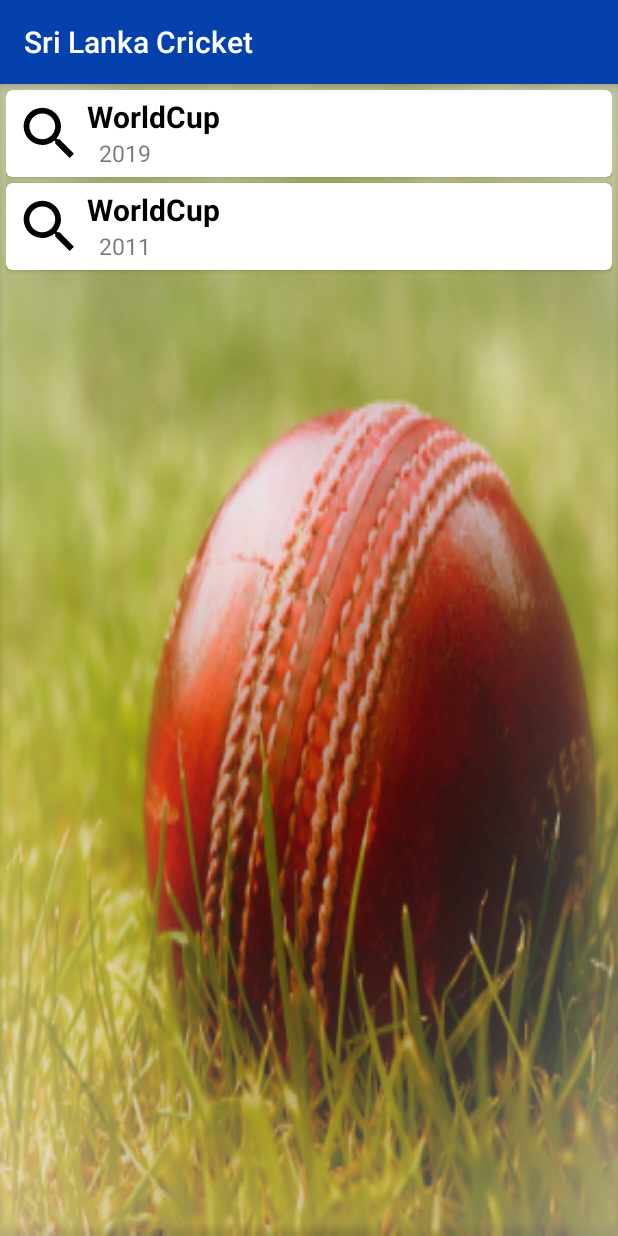
After one commit to sanjayajayasinghe/Sri_Lanka_Cricket_App, an Android app: the SearchActivity screen opened directly, with no data from a screen before it, on a phone screen of 412 x 824 dp. The commit adds this screen. Run offline under Robolectric (Android 15) with nearby library versions, the phone set to English and light mode, and no system bars.

Commit message:
completed basic search functionality

```diff
--- a/app/src/main/AndroidManifest.xml
+++ b/app/src/main/AndroidManifest.xml
@@ -19,6 +19,9 @@
             android:theme="@style/AppTheme.NoActionBar">
         </activity>
         <activity
+            android:name=".SearchActivity">
+        </activity>
+        <activity
             android:name=".SplashActivity"
             android:label="@string/app_name">
             <intent-filter>
--- /dev/null
+++ b/app/src/main/java/SearchList/SearchExampleAdapter.java
@@ -0,0 +1,99 @@
+package SearchList;
+
+import android.view.LayoutInflater;
+import android.view.View;
+import android.view.ViewGroup;
+import android.widget.Filter;
+import android.widget.Filterable;
+import android.widget.ImageView;
+import android.widget.TextView;
+
+import androidx.annotation.NonNull;
+import androidx.recyclerview.widget.RecyclerView;
+
+import com.example.srilankacricketappv1.R;
+
+import java.util.ArrayList;
+import java.util.List;
+
+public class SearchExampleAdapter extends RecyclerView.Adapter<SearchExampleAdapter.ExampleViewHolder> implements Filterable {
+    private List<SearchExampleItem> exampleList;
+    private List<SearchExampleItem> exampleListFull;
+
+    class ExampleViewHolder extends RecyclerView.ViewHolder {
+        ImageView imageView;
+        TextView textView1;
+        TextView textView2;
+
+        public ExampleViewHolder(View itemView) {
+            super(itemView);
+            imageView = itemView.findViewById(R.id.image_view);
+            textView1 = itemView.findViewById(R.id.text_view1);
+            textView2 = itemView.findViewById(R.id.text_view2);
+        }
+    }
+
+    public SearchExampleAdapter(List<SearchExampleItem> exampleList) {
+        this.exampleList = exampleList;
+        exampleListFull = new ArrayList<>(exampleList);
+    }
+
+    @NonNull
+    @Override
+    public ExampleViewHolder onCreateViewHolder(@NonNull ViewGroup parent, int viewType) {
+        View v = LayoutInflater.from(parent.getContext()).inflate(R.layout.example_item,
+                parent, false);
+        return new ExampleViewHolder(v);
+    }
+
+    @Override
+    public void onBindViewHolder(@NonNull ExampleViewHolder holder, int position) {
+        SearchExampleItem currentItem = exampleList.get(position);
+
+        holder.imageView.setImageResource(currentItem.getImageResource());
+        holder.textView1.setText(currentItem.getText1());
+        holder.textView2.setText(currentItem.getText2());
+    }
+
+    @Override
+    public int getItemCount() {
+        return exampleList.size();
+    }
+
+    @Override
+    public Filter getFilter() {
+        return exampleFilter;
+    }
+
+    private Filter exampleFilter = new Filter() {
+        @Override
+        protected FilterResults performFiltering(CharSequence constraint) {
+            List<SearchExampleItem> filteredList = new ArrayList<>();
+
+            if (constraint == null || constraint.length() == 0) {
+                filteredList.addAll(exampleListFull);
+            } else {
+                String filterPattern = constraint.toString().toLowerCase().trim();
+
+                for (SearchExampleItem item : exampleListFull) {
+                    if (item.getText2().toLowerCase().contains(filterPattern)) {
+                        filteredList.add(item);
+                    }
+                }
+            }
+
+            FilterResults results = new FilterResults();
+            results.values = filteredList;
+
+            return results;
+        }
+
+        @Override
+        protected void publishResults(CharSequence constraint, FilterResults results) {
+            exampleList.clear();
+            exampleList.addAll((List) results.values);
+            notifyDataSetChanged();
+        }
+    };
+
+}
--- /dev/null
+++ b/app/src/main/java/SearchList/SearchExampleItem.java
@@ -0,0 +1,25 @@
+package SearchList;
+
+public class SearchExampleItem {
+    private int imageResource;
+    private String text1;
+    private String text2;
+
+    public SearchExampleItem(int imageResource,String text1, String text2) {
+        this.imageResource = imageResource;
+        this.text1 = text1;
+        this.text2 = text2;
+    }
+
+    public int getImageResource() {
+        return imageResource;
+    }
+
+    public String getText1() {
+        return text1;
+    }
+
+    public String getText2() {
+        return text2;
+    }
+}
--- a/app/src/main/java/com/example/srilankacricketappv1/MainActivity.java
+++ b/app/src/main/java/com/example/srilankacricketappv1/MainActivity.java
@@ -1,20 +1,21 @@
 package com.example.srilankacricketappv1;
 
+import android.content.Intent;
 import android.os.Bundle;
+import android.util.Log;
+import android.view.Menu;
+import android.view.MenuItem;
+import android.view.inputmethod.EditorInfo;
+import android.widget.SearchView;
 
+import androidx.appcompat.app.ActionBarDrawerToggle;
+import androidx.appcompat.app.AppCompatActivity;
+import androidx.appcompat.widget.Toolbar;
 import androidx.core.view.GravityCompat;
-import androidx.appcompat.app.ActionBarDrawerToggle;
-
-import android.view.MenuItem;
+import androidx.drawerlayout.widget.DrawerLayout;
 
 import com.google.android.material.navigation.NavigationView;
 
-import androidx.drawerlayout.widget.DrawerLayout;
-
-import androidx.appcompat.app.AppCompatActivity;
-import androidx.appcompat.widget.Toolbar;
-
-import android.view.Menu;
 import fragment.ContactFragment;
 import fragment.Home;
 import fragment.PollingFragment;
@@ -23,6 +24,7 @@ import fragment.WebcastFragment;
 
 public class MainActivity extends AppCompatActivity
         implements NavigationView.OnNavigationItemSelectedListener {
+    private String TAG = MainActivity.class.getSimpleName();
 
     @Override
     protected void onCreate(Bundle savedInstanceState) {
@@ -30,7 +32,7 @@ public class MainActivity extends AppCompatActivity
         setContentView(R.layout.activity_main);
         Toolbar toolbar = findViewById(R.id.toolbar);
         setSupportActionBar(toolbar);
-       // FloatingActionButton fab = findViewById(R.id.fab);
+        // FloatingActionButton fab = findViewById(R.id.fab);
 //        fab.setOnClickListener(new View.OnClickListener() {
 //            @Override
 //            public void onClick(View view) {
@@ -61,6 +63,25 @@ public class MainActivity extends AppCompatActivity
     public boolean onCreateOptionsMenu(Menu menu) {
         // Inflate the menu; this adds items to the action bar if it is present.
         getMenuInflater().inflate(R.menu.main, menu);
+        MenuItem searchItem = menu.findItem(R.id.action_toolbarsearch);
+        SearchView searchView = (SearchView) searchItem.getActionView();
+
+        searchView.setImeOptions(EditorInfo.IME_ACTION_DONE);
+        searchView.setOnQueryTextListener(new SearchView.OnQueryTextListener() {
+            @Override
+            public boolean onQueryTextSubmit(String query) {
+                Log.i(TAG, "onQueryTextSubmit: query->" + query);
+                Intent splash = new Intent(MainActivity.this, SearchActivity.class);
+                startActivity(splash);
+                return false;
+            }
+
+            @Override
+            public boolean onQueryTextChange(String newText) {
+                Log.i(TAG, "onQueryTextSubmit: query->" + newText);
+                return false;
+            }
+        });
         return true;
     }
 
@@ -74,8 +95,8 @@ public class MainActivity extends AppCompatActivity
         //noinspection SimplifiableIfStatement
         if (id == R.id.action_settings) {
             return true;
-        }else if(id == R.id.action_toolbarsearch){
-            getSupportFragmentManager().beginTransaction().replace(R.id.fragment_container,new SearchFragment()).commit();
+        } else if (id == R.id.action_toolbarsearch) {
+            getSupportFragmentManager().beginTransaction().replace(R.id.fragment_container, new SearchFragment()).commit();
         }
 
         return super.onOptionsItemSelected(item);
@@ -88,27 +109,26 @@ public class MainActivity extends AppCompatActivity
         int id = item.getItemId();
 
 
-
-        switch (id){
+        switch (id) {
             case R.id.nav_home:
-                getSupportFragmentManager().beginTransaction().replace(R.id.fragment_container,new Home()).commit();
+                getSupportFragmentManager().beginTransaction().replace(R.id.fragment_container, new Home()).commit();
                 break;
             case R.id.nav_latest_news:
                 break;
             case R.id.nav_video_gallery:
                 break;
             case R.id.nav_Live_webcast:
-                getSupportFragmentManager().beginTransaction().replace(R.id.fragment_container,new WebcastFragment()).commit();
+                getSupportFragmentManager().beginTransaction().replace(R.id.fragment_container, new WebcastFragment()).commit();
                 break;
             case R.id.nav_twitter:
                 break;
             case R.id.nav_poling:
-                getSupportFragmentManager().beginTransaction().replace(R.id.fragment_container,new PollingFragment()).commit();
+                getSupportFragmentManager().beginTransaction().replace(R.id.fragment_container, new PollingFragment()).commit();
                 break;
             case R.id.nav_facebook:
                 break;
             case R.id.nav_contact_us:
-                getSupportFragmentManager().beginTransaction().replace(R.id.fragment_container,new ContactFragment()).commit();
+                getSupportFragmentManager().beginTransaction().replace(R.id.fragment_container, new ContactFragment()).commit();
 
         }
 
--- /dev/null
+++ b/app/src/main/java/com/example/srilankacricketappv1/SearchActivity.java
@@ -0,0 +1,49 @@
+package com.example.srilankacricketappv1;
+
+import android.os.Bundle;
+
+import androidx.appcompat.app.AppCompatActivity;
+import androidx.recyclerview.widget.LinearLayoutManager;
+import androidx.recyclerview.widget.RecyclerView;
+
+import java.util.ArrayList;
+import java.util.List;
+
+import SearchList.SearchExampleAdapter;
+import SearchList.SearchExampleItem;
+
+public class SearchActivity extends AppCompatActivity {
+    private SearchExampleAdapter adapter;
+    private List<SearchExampleItem> exampleList;
+
+    @Override
+    protected void onCreate(Bundle savedInstanceState) {
+        super.onCreate(savedInstanceState);
+        setContentView(R.layout.search_content);
+        fillExampleList();
+        setUpRecyclerView();
+    }
+
+    private void fillExampleList() {
+        exampleList = new ArrayList<>();
+        exampleList.add(new SearchExampleItem(R.drawable.ic_search_black_24dp,"WorldCup", "2019"));
+        exampleList.add(new SearchExampleItem(R.drawable.ic_search_black_24dp,"WorldCup", "2011"));
+//        exampleList.add(new SearchExampleItem(R.drawable.ic_sun, "Three", "Twelve"));
+//        exampleList.add(new SearchExampleItem(R.drawable.ic_android, "Four", "Thirteen"));
+//        exampleList.add(new SearchExampleItem(R.drawable.ic_audio, "Five", "Fourteen"));
+//        exampleList.add(new SearchExampleItem(R.drawable.ic_sun, "Six", "Fifteen"));
+//        exampleList.add(new SearchExampleItem(R.drawable.ic_android, "Seven", "Sixteen"));
+//        exampleList.add(new SearchExampleItem(R.drawable.ic_audio, "Eight", "Seventeen"));
+//        exampleList.add(new SearchExampleItem(R.drawable.ic_sun, "Nine", "Eighteen"));
+    }
+
+    private void setUpRecyclerView() {
+        RecyclerView recyclerView = findViewById(R.id.recycler_view);
+        recyclerView.setHasFixedSize(true);
+        RecyclerView.LayoutManager layoutManager = new LinearLayoutManager(this);
+        adapter = new SearchExampleAdapter(exampleList);
+
+        recyclerView.setLayoutManager(layoutManager);
+        recyclerView.setAdapter(adapter);
+    }
+}
--- /dev/null
+++ b/app/src/main/res/layout/example_item.xml
@@ -0,0 +1,46 @@
+<?xml version="1.0" encoding="utf-8"?>
+<androidx.cardview.widget.CardView xmlns:android="http://schemas.android.com/apk/res/android"
+    xmlns:app="http://schemas.android.com/apk/res-auto"
+    android:layout_width="match_parent"
+    android:layout_height="wrap_content"
+    android:layout_marginBottom="4dp"
+    app:cardCornerRadius="4dp">
+
+    <RelativeLayout
+        android:layout_width="match_parent"
+        android:layout_height="match_parent"
+        android:layout_margin="4dp">
+
+        <ImageView
+            android:id="@+id/image_view"
+            android:layout_width="50dp"
+            android:layout_height="50dp"
+            android:padding="2dp" />
+
+        <TextView
+            android:id="@+id/text_view1"
+            android:layout_width="wrap_content"
+            android:layout_height="wrap_content"
+            android:layout_alignParentTop="true"
+            android:layout_toEndOf="@+id/image_view"
+            android:text="Line 1"
+            android:textColor="@android:color/black"
+            android:textSize="20sp"
+            android:textStyle="bold"
+            android:layout_toRightOf="@+id/image_view" />
+
+        <TextView
+            android:id="@+id/text_view2"
+            android:layout_width="wrap_content"
+            android:layout_height="wrap_content"
+            android:layout_below="@+id/text_view1"
+            android:layout_marginStart="8dp"
+            android:layout_toEndOf="@+id/image_view"
+            android:text="Line 2"
+            android:textSize="15sp"
+            android:layout_marginLeft="8dp"
+            android:layout_toRightOf="@+id/image_view" />
+
+    </RelativeLayout>
+
+</androidx.cardview.widget.CardView>
--- /dev/null
+++ b/app/src/main/res/layout/search_content.xml
@@ -0,0 +1,27 @@
+<?xml version="1.0" encoding="utf-8"?>
+<!--<android.support.constraint.ConstraintLayout xmlns:android="http://schemas.android.com/apk/res/android"
+    xmlns:app="http://schemas.android.com/apk/res-auto"
+    xmlns:tools="http://schemas.android.com/tools"
+    android:layout_width="match_parent"
+    android:layout_height="match_parent"
+    android:background="@android:color/darker_gray"
+    tools:context="com.example.srilankacricketappv1.SearchActivity">-->
+<androidx.constraintlayout.widget.ConstraintLayout xmlns:android="http://schemas.android.com/apk/res/android"
+    xmlns:app="http://schemas.android.com/apk/res-auto"
+    xmlns:tools="http://schemas.android.com/tools"
+    android:layout_width="match_parent"
+    android:layout_height="match_parent"
+    android:background="@mipmap/search_background"
+    tools:context="com.example.srilankacricketappv1.SearchActivity">
+
+    <androidx.recyclerview.widget.RecyclerView
+        android:id="@+id/recycler_view"
+        android:layout_width="match_parent"
+        android:layout_height="match_parent"
+        android:padding="4dp"
+        android:scrollbars="vertical"
+        app:layout_constraintBottom_toBottomOf="parent"
+        app:layout_constraintEnd_toEndOf="parent"
+        app:layout_constraintStart_toStartOf="parent"
+        app:layout_constraintTop_toTopOf="parent" />
+</androidx.constraintlayout.widget.ConstraintLayout>
```
